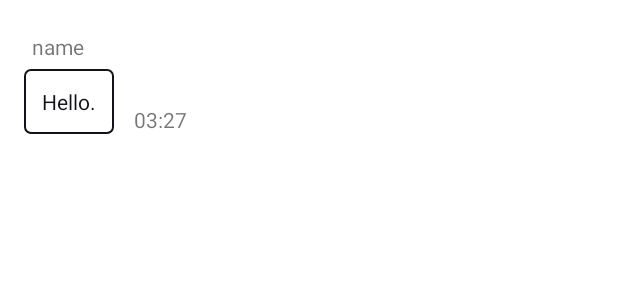
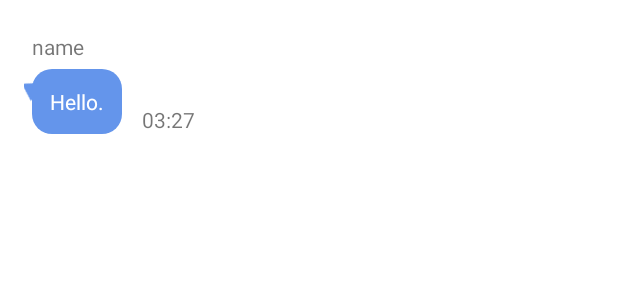
Before and after one commit to AI-Friend-Project/AI-Friend, an Android app: the layout receiver_msgbox.xml on its own in the app's theme, with its tools: preview values and no code run, on a phone screen of 412 x 824 dp. Shown: the top 300 px of the screen. Run offline under Robolectric (Android 15) with nearby library versions, the phone set to English and light mode, and no system bars.

Commit message:
Design: v1 (chat)

```diff
--- /dev/null
+++ b/app/src/main/res/drawable/ic_baseline_arrow_left_24.xml
@@ -0,0 +1,5 @@
+<vector android:autoMirrored="true" android:height="24dp"
+    android:tint="#6495EB" android:viewportHeight="24"
+    android:viewportWidth="24" android:width="24dp" xmlns:android="http://schemas.android.com/apk/res/android">
+    <path android:fillColor="@android:color/white" android:pathData="M14,7l-5,5 5,5V7z"/>
+</vector>
--- /dev/null
+++ b/app/src/main/res/drawable/ic_baseline_play_arrow_24.xml
@@ -0,0 +1,5 @@
+<vector android:height="24dp" android:tint="@color/mainBlue"
+    android:viewportHeight="24" android:viewportWidth="24"
+    android:width="24dp" xmlns:android="http://schemas.android.com/apk/res/android">
+    <path android:fillColor="@android:color/white" android:pathData="M8,5v14l11,-7z"/>
+</vector>
--- /dev/null
+++ b/app/src/main/res/drawable/ic_baseline_play_arrow_24_gray.xml
@@ -0,0 +1,5 @@
+<vector android:height="24dp" android:tint="@color/mainGray"
+    android:viewportHeight="24" android:viewportWidth="24"
+    android:width="24dp" xmlns:android="http://schemas.android.com/apk/res/android">
+    <path android:fillColor="@android:color/white" android:pathData="M8,5v14l11,-7z"/>
+</vector>
--- a/app/src/main/res/drawable/ic_baseline_send_24.xml
+++ b/app/src/main/res/drawable/ic_baseline_send_24.xml
@@ -1,5 +1,5 @@
 <vector android:autoMirrored="true" android:height="24dp"
-    android:tint="#000000" android:viewportHeight="24"
+    android:tint="#FFFFFF" android:viewportHeight="24"
     android:viewportWidth="24" android:width="24dp" xmlns:android="http://schemas.android.com/apk/res/android">
     <path android:fillColor="@android:color/white" android:pathData="M2.01,21L23,12 2.01,3 2,10l15,2 -15,2z"/>
 </vector>
--- a/app/src/main/res/drawable/receiver_msgbox_border.xml
+++ b/app/src/main/res/drawable/receiver_msgbox_border.xml
@@ -2,9 +2,6 @@
 <shape xmlns:android="http://schemas.android.com/apk/res/android"
     android:shape="rectangle">
 
-    <solid android:color="@color/colorPrimary2"/>
-    <stroke android:color="@color/colorPrimaryDark" android:width="1dp"/>
-    <corners android:radius="4dp"/>
-
-
+    <solid android:color="@color/mainBlue" />
+    <corners android:radius="13dp" />
 </shape>
--- /dev/null
+++ b/app/src/main/res/drawable/send_border.xml
@@ -0,0 +1,6 @@
+<?xml version="1.0" encoding="utf-8"?>
+<shape xmlns:android="http://schemas.android.com/apk/res/android"
+    android:shape="oval">
+    <solid android:color="@color/mainBlue"/>
+
+</shape>
--- a/app/src/main/res/drawable/sender_msgbox_border.xml
+++ b/app/src/main/res/drawable/sender_msgbox_border.xml
@@ -2,9 +2,8 @@
 <shape xmlns:android="http://schemas.android.com/apk/res/android"
     android:shape="rectangle">
 
-    <solid android:color="@color/colorPrimary"/>
-    <stroke android:color="@color/colorPrimaryDark" android:width="1dp"/>
-    <corners android:radius="4dp"/>
+    <solid android:color="@color/mainGray" />
+    <corners android:radius="13dp" />
 
 
 </shape>
--- a/app/src/main/res/layout/receiver_msgbox.xml
+++ b/app/src/main/res/layout/receiver_msgbox.xml
@@ -11,16 +11,31 @@
         android:text="name"
         android:layout_margin="5dp"
         android:layout_alignParentLeft="true"/>
-
+<!--    <ImageView-->
+<!--        android:layout_width="wrap_content"-->
+<!--        android:layout_height="wrap_content"-->
+<!--        android:layout_marginLeft="-8dp"-->
+<!--        android:layout_alignTop="@id/msgTextView"-->
+<!--        android:layout_marginTop="1dp"-->
+<!--        android:src="@drawable/ic_baseline_arrow_left_24" />-->
+    <ImageView
+        android:layout_width="wrap_content"
+        android:layout_height="wrap_content"
+        android:layout_marginLeft="-7dp"
+        android:layout_alignTop="@id/msgTextView"
+        android:rotation="210"
+        android:layout_marginTop="1dp"
+        android:src="@drawable/ic_baseline_play_arrow_24" />
 
     <TextView
         android:id="@+id/msgTextView"
         android:layout_width="wrap_content"
         android:layout_height="wrap_content"
         android:text="Hello."
-        android:textColor="@color/colorPrimaryDark"
+        android:textColor="@color/white"
         android:layout_below="@+id/nameTextView"
         android:layout_marginRight="5dp"
+        android:layout_marginLeft="5dp"
         android:padding="12dp"
         android:maxWidth="250dp"
         android:background="@drawable/receiver_msgbox_border"/>
@@ -35,4 +50,5 @@
         android:layout_alignBottom="@id/msgTextView"/>
 
 
+
 </RelativeLayout>
--- /dev/null
+++ b/app/src/main/res/menu/menu_chat.xml
@@ -0,0 +1,5 @@
+<?xml version="1.0" encoding="utf-8"?>
+<menu xmlns:android="http://schemas.android.com/apk/res/android"
+    xmlns:app="http://schemas.android.com/apk/res-auto" >
+
+</menu>
--- a/app/src/main/res/values/colors.xml
+++ b/app/src/main/res/values/colors.xml
@@ -11,4 +11,8 @@
     <color name="colorPrimary">#939597</color>
     <color name="colorPrimary2">#FFFFFF</color>
     <color name="colorPrimaryDark">#121319</color>
+
+    <color name="mainBlue">#6495EB</color>
+    <color name="mainDarkBlue">#4682B4</color>
+    <color name="mainGray">#F1F1F1</color>
 </resources>
--- /dev/null
+++ b/app/src/main/res/values/styles.xml
@@ -0,0 +1,6 @@
+<?xml version="1.0" encoding="utf-8"?>
+<resources>
+    <style name="AppTheme.Actionbar" parent="Widget.AppCompat.Toolbar.Button.Navigation">
+        <item name="android:tint">@color/white</item>
+    </style>
+</resources>
--- a/app/src/main/res/values/themes.xml
+++ b/app/src/main/res/values/themes.xml
@@ -14,4 +14,7 @@
         <item name="android:statusBarColor" tools:targetApi="l">?attr/colorPrimaryVariant</item>
         <!-- Customize your theme here. -->
     </style>
+    <style name="ToolbarColoredBackArrow" parent="ThemeOverlay.AppCompat.ActionBar">
+        <item name="android:textColorSecondary">@color/white</item>
+    </style>
 </resources>
```
Also changed, not shown: app/src/main/java/com/example/aifriend/ChatRoomActivity.kt (+29 -3 lines), app/src/main/java/com/example/aifriend/recycler/ChatRoomAdapter.kt (+6 -1 lines), app/src/main/res/drawable/edit_text_border.xml (added, +9 -0 lines), app/src/main/res/drawable/toolbar_border.xml (added, +8 -0 lines), app/src/main/res/layout/activity_chat_room.xml (+25 -8 lines), app/src/main/res/layout/sender_msgbox.xml (+12 -2 lines), app/src/main/res/drawable/receiver_img.9.png (added).
